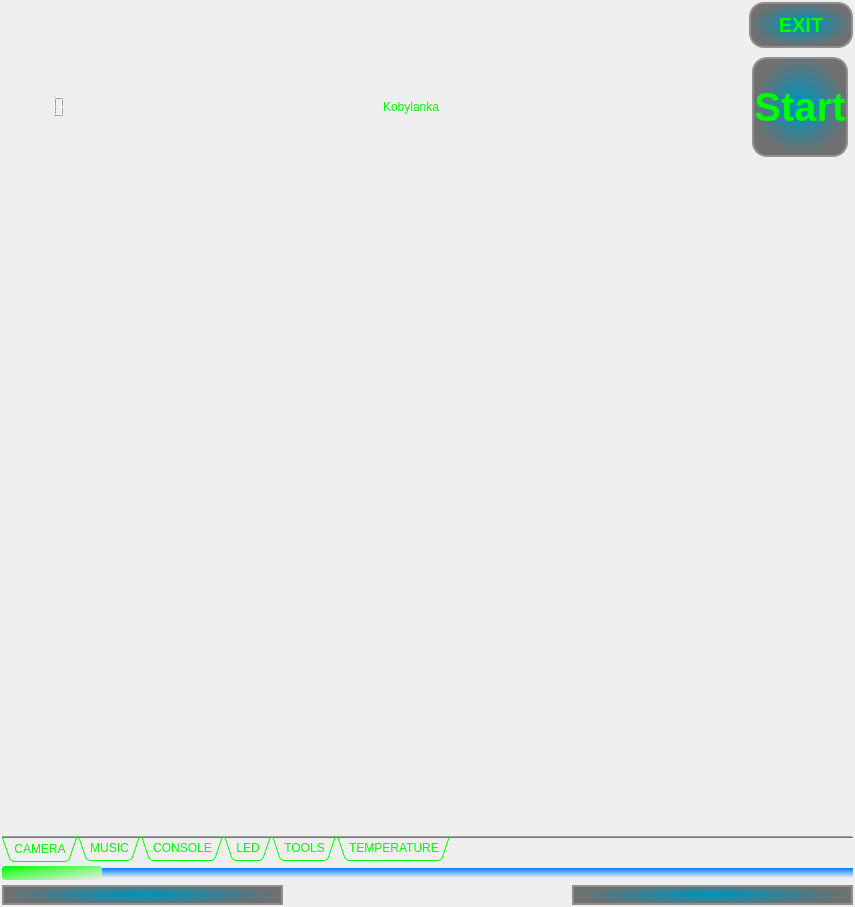
Old version of the form iDom_Client/idom_client.ui in the repository cyniu88/QT_kurs.
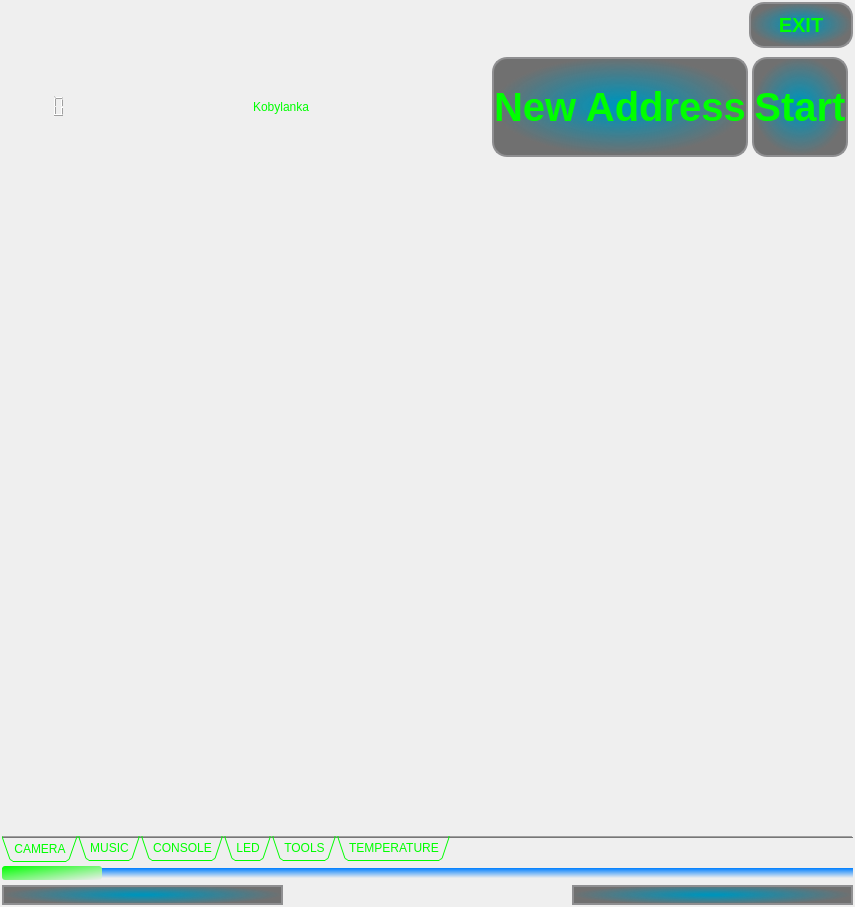
New version of the form. Icons and pictures are not drawn.

```diff
--- a/iDom_Client/idom_client.ui
+++ b/iDom_Client/idom_client.ui
@@ -137,8 +137,8 @@
               <rect>
                <x>0</x>
                <y>0</y>
-               <width>807</width>
-               <height>663</height>
+               <width>815</width>
+               <height>689</height>
               </rect>
              </property>
              <layout class="QVBoxLayout" name="verticalLayout_6">
@@ -173,6 +173,37 @@
                   </property>
                  </widget>
                 </item>
+                <item>
+                 <widget class="QPushButton" name="reloadCameraAddressButton">
+                  <property name="sizePolicy">
+                   <sizepolicy hsizetype="Minimum" vsizetype="Fixed">
+                    <horstretch>0</horstretch>
+                    <verstretch>0</verstretch>
+                   </sizepolicy>
+                  </property>
+                  <property name="minimumSize">
+                   <size>
+                    <width>0</width>
+                    <height>100</height>
+                   </size>
+                  </property>
+                  <property name="styleSheet">
+                   <string notr="true">QPushButton {background-color: qradialgradient(spread:pad, cx:0.499807, cy:0.489, radius:0.5, fx:0.499, fy:0.488909, stop:0.0795455 rgba(0, 147, 185, 255), stop:1 rgba(30, 30, 30, 155));
+ border: 2px solid #8f8f91;
+border-radius: 15px;
+ font: bold 40px;
+	color: rgb(0, 255, 0);
+}
+QPushButton:pressed {
+border:none;
+}
+ </string>
+                  </property>
+                  <property name="text">
+                   <string>New Address</string>
+                  </property>
+                 </widget>
+                </item>
                 <item>
                  <widget class="QPushButton" name="camera_button_reload">
                   <property name="sizePolicy">
```
